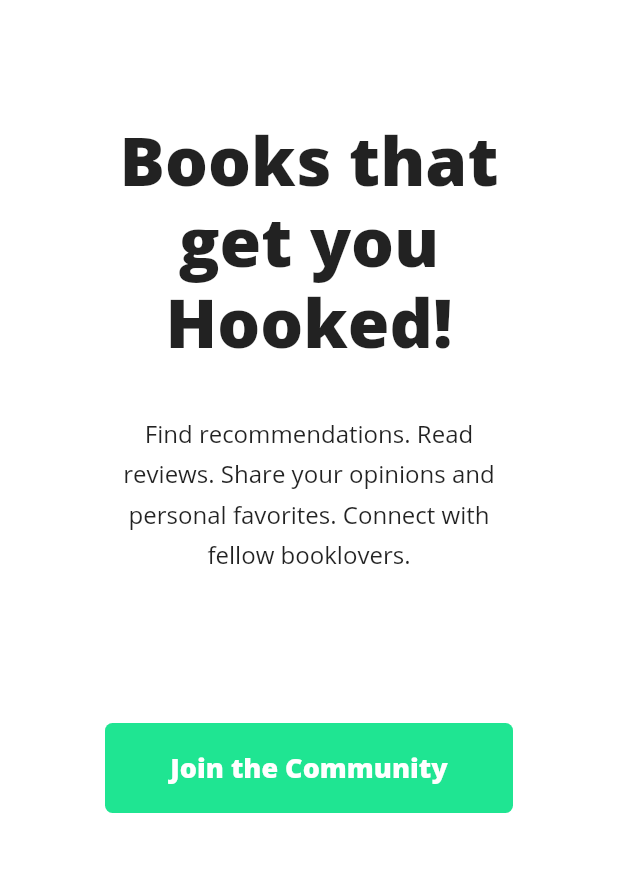
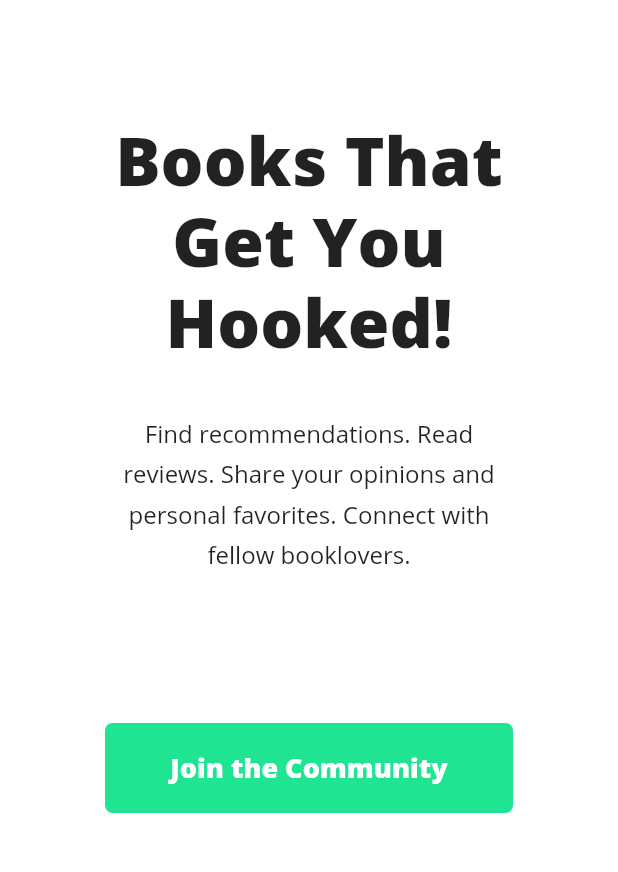
Before and after one commit to INanoG/CPEPE362-H2-, a Flutter app: the screen it shows after launch, on a phone screen of 412 x 824 dp, the part 210-1082 px from its top. Run offline on Flutter 3.47's test engine with Material 2 defaults, Android fonts, the phone set to English and light mode, and no system bars; our stand-ins replace get_it, responsive_builder.

```diff
--- a/bookedwebapp/booked_webapp_v1/lib/widgets/course_details/course_details.dart
+++ b/bookedwebapp/booked_webapp_v1/lib/widgets/course_details/course_details.dart
@@ -28,7 +28,7 @@ class Course_Details extends StatelessWidget {
             mainAxisAlignment: MainAxisAlignment.center,
             children: <Widget>[
               Text(
-                'Books that get you Hooked!',
+                'Books That Get You Hooked!',
                 style: TextStyle(
                     fontWeight: FontWeight.w600,
                     height: 1.2,
```
